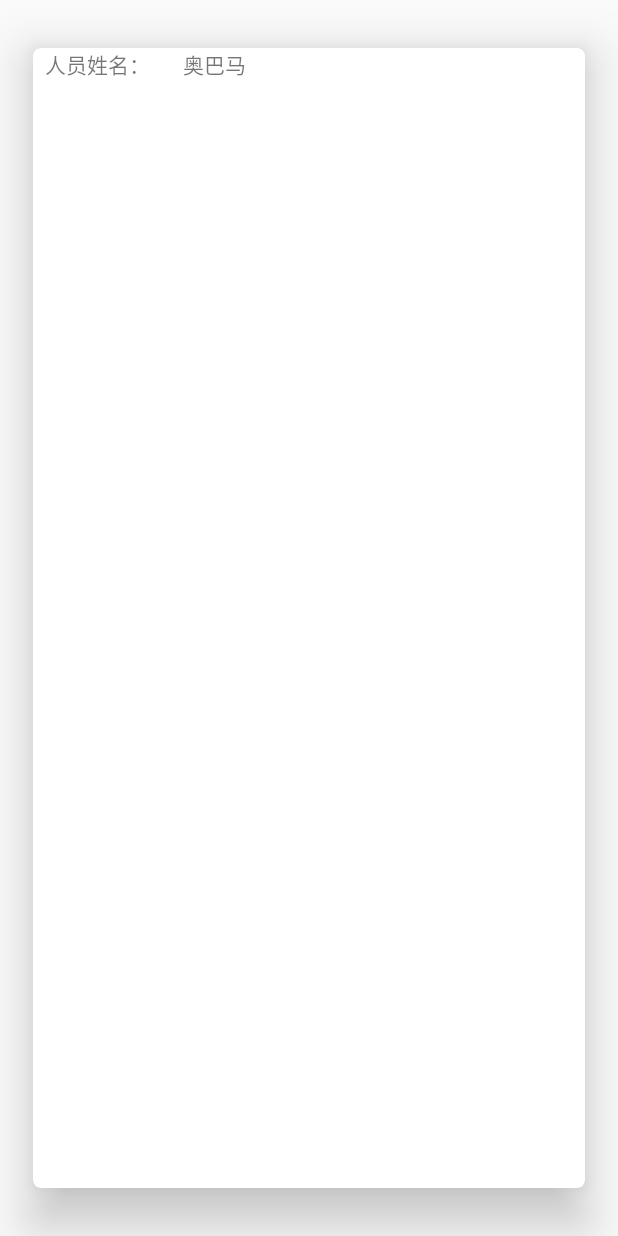
After one commit to woodensheep/Paleontology, an Android app: the layout item_personnel.xml on its own in the app's theme, with its tools: preview values and no code run, on a phone screen of 412 x 824 dp. The commit adds this screen. Run offline under Robolectric (Android 15) with nearby library versions, the phone set to English and light mode, and no system bars.

Commit message:
personneldate

```diff
--- a/app/src/main/java/com/nandity/paleontology/common/MainActivity.java
+++ b/app/src/main/java/com/nandity/paleontology/common/MainActivity.java
@@ -16,6 +16,7 @@ public class MainActivity extends AppCompatActivity {
     @BindView(R.id.floatingActionButton)
     FloatingActionButton floatingActionButton;
     private boolean fabOpened=false;
+
 
     @Override
     protected void onCreate(Bundle savedInstanceState) {
--- a/app/src/main/res/layout/activity_main.xml
+++ b/app/src/main/res/layout/activity_main.xml
@@ -6,7 +6,7 @@
     android:layout_height="match_parent"
     android:background="@mipmap/background_workbench"
     android:orientation="vertical"
-    tools:context="com.nandity.paleontology.MainActivity">
+    tools:context="com.nandity.paleontology.common.MainActivity">
 
     <RelativeLayout
         android:layout_width="match_parent"
--- /dev/null
+++ b/app/src/main/res/layout/item_personnel.xml
@@ -0,0 +1,40 @@
+<?xml version="1.0" encoding="utf-8"?>
+
+    <android.support.v7.widget.CardView
+        xmlns:android="http://schemas.android.com/apk/res/android"
+        xmlns:app="http://schemas.android.com/apk/res-auto"
+        android:layout_width="match_parent"
+        android:layout_height="match_parent"
+        android:background="@color/color_button"
+        app:cardCornerRadius="5dp"
+        app:cardElevation="20dp"
+        app:cardUseCompatPadding="true">
+
+        <include
+            layout="@layout/layout_app_divide"
+            android:visibility="gone" />
+
+        <LinearLayout
+            android:layout_width="match_parent"
+            android:layout_height="wrap_content"
+            android:orientation="horizontal">
+
+            <TextView
+                android:id="@+id/name_a"
+                android:layout_width="0dp"
+                android:layout_height="wrap_content"
+                android:layout_weight="1"
+                android:paddingLeft="8dp"
+                android:paddingStart="8dp"
+                android:text="人员姓名：" />
+
+            <TextView
+                android:id="@+id/name_b"
+                android:layout_width="0dp"
+                android:layout_height="wrap_content"
+                android:layout_weight="3"
+                android:paddingLeft="8dp"
+                android:paddingStart="8dp"
+                android:text="奥巴马" />
+        </LinearLayout>
+    </android.support.v7.widget.CardView>
```
Also changed, not shown: app/build.gradle (+5 -3 lines), app/src/main/AndroidManifest.xml (+6 -3 lines), app/src/main/java/com/nandity/paleontology/personneldata/DuanziAdapter.java (added, +78 -0 lines), app/src/main/java/com/nandity/paleontology/personneldata/GsonHelper.java (added, +36 -0 lines), app/src/main/java/com/nandity/paleontology/personneldata/PersonnelApi.java (added, +9 -0 lines), app/src/main/java/com/nandity/paleontology/personneldata/PersonnelBean.java (added, +61 -0 lines), app/src/main/java/com/nandity/paleontology/personneldata/PersonnelDataActivity.java (added, +64 -0 lines), app/src/main/res/layout/activity_personnel_data.xml (added, +16 -0 lines), app/src/main/res/layout/layout_app_divide.xml (added, +116 -0 lines).
